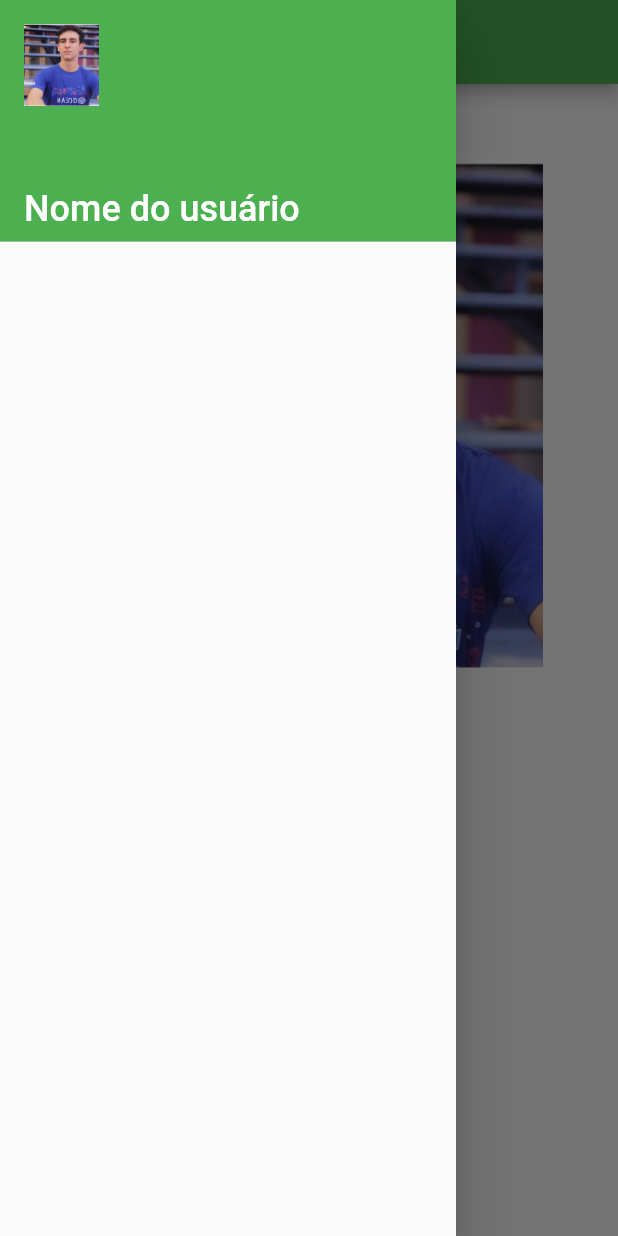
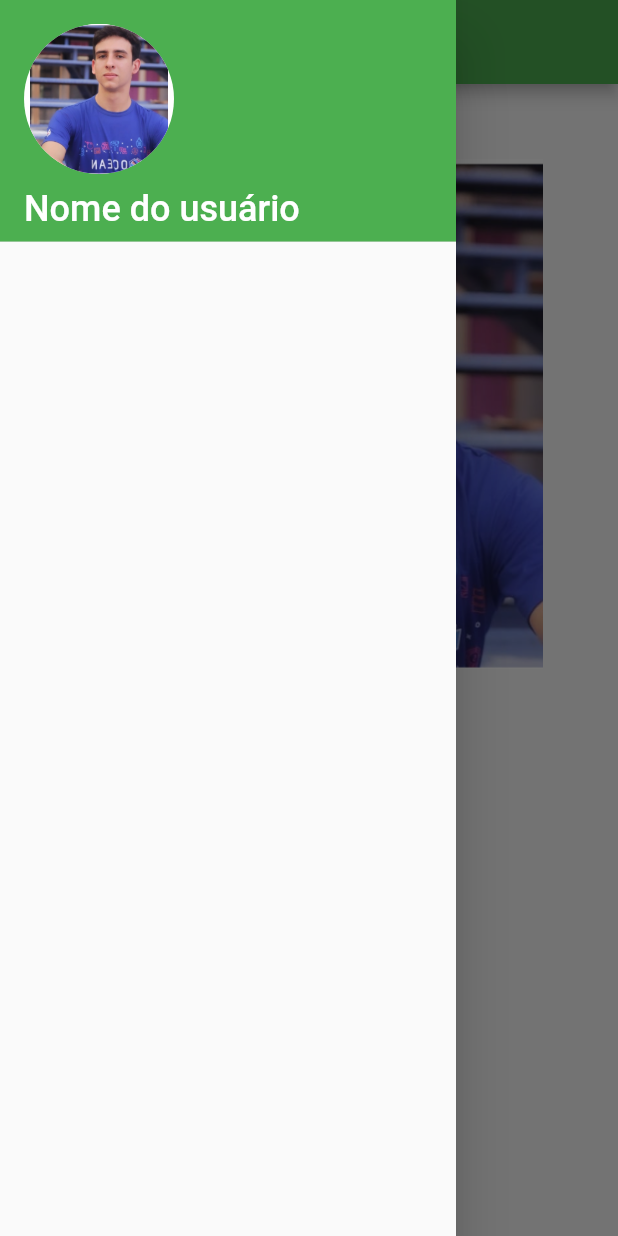
Before and after one commit to Marcos05555/tobi05, a Flutter app: the HomeScreen screen opened directly, with the side drawer open, on a phone screen of 412 x 824 dp. Run offline on Flutter 3.47's test engine with Material 2 defaults, Android fonts, the phone set to English and light mode, and no system bars.

Commit message:
16:18-14/02/20202 - Redondo -

```diff
--- a/mobi/lib/screens/home_screen.dart
+++ b/mobi/lib/screens/home_screen.dart
@@ -18,10 +18,19 @@ class HomeScreen extends StatelessWidget {
                 mainAxisAlignment: MainAxisAlignment.spaceBetween,
                 crossAxisAlignment: CrossAxisAlignment.start,
                 children: <Widget>[
-                  AspectRatio(
-                      aspectRatio: 5 / 1,
-                      child:
-                          Align( alignment: Alignment.topLeft,child: Image.asset('image/Screenshot_20200214-113120.png',))),
+                  Align(
+                      alignment: Alignment.topLeft,
+                      child: Container(
+                        width: 100,
+                        height: 100,
+                        decoration: new BoxDecoration(
+                          color: Colors.white,
+                          shape: BoxShape.circle,
+                          image: new DecorationImage(
+                              image: new ExactAssetImage(
+                                  'image/Screenshot_20200214-113120.png')),
+                        ),
+                      )),
                   Text(
                     'Nome do usuário',
                     style: TextStyle(color: Colors.white, fontSize: 24),
```
